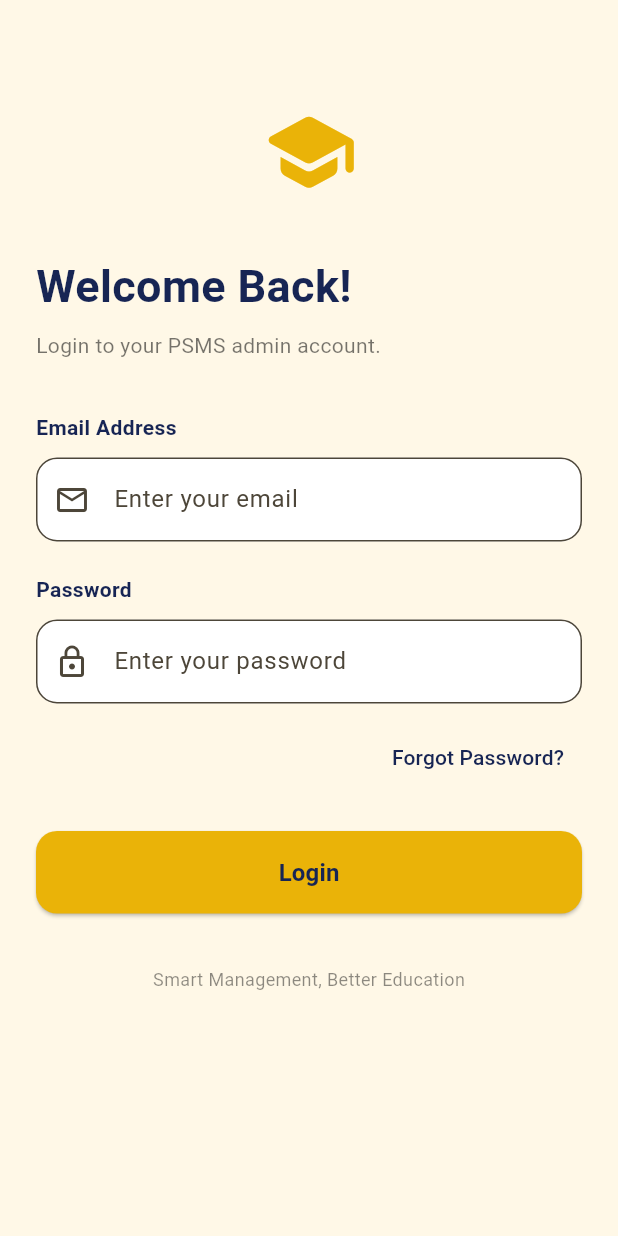
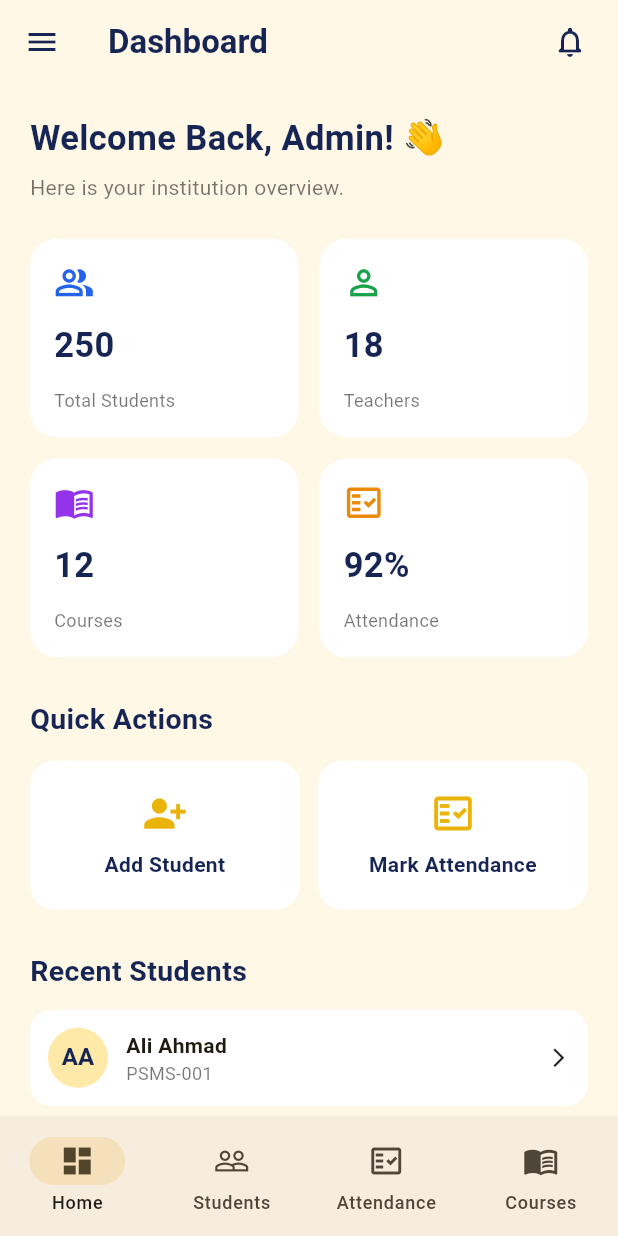
Before and after one commit to faraaz-ahmmed/professional-student-management-system, a Flutter app: the screen it shows after launch, after a tap on "Login", on a phone screen of 412 x 824 dp. Run offline on Flutter 3.47's test engine with Material 3 defaults, Android fonts, the phone set to English and light mode, and no system bars.

Commit message:
dashbord_screen add

```diff
--- a/lib/views/auth/login_screen.dart
+++ b/lib/views/auth/login_screen.dart
@@ -1,9 +1,17 @@
 
 import 'package:flutter/material.dart';
 import '../../core/theme/app_theme.dart';
+import '../dashboard/dashboard_screen.dart';
 
-class LoginScreen extends StatelessWidget {
+class LoginScreen extends StatefulWidget {
   const LoginScreen({super.key});
+
+  @override
+  State<LoginScreen> createState() => _LoginScreenState();
+}
+
+class _LoginScreenState extends State<LoginScreen> {
+  bool obscurePassword = true;
 
   @override
   Widget build(BuildContext context) {
@@ -18,7 +26,7 @@ class LoginScreen extends StatelessWidget {
               const Center(
                 child: Icon(
                   Icons.school_rounded,
-                  size: 65,
+                  size: 70,
                   color: AppTheme.primary,
                 ),
               ),
@@ -37,7 +45,6 @@ class LoginScreen extends StatelessWidget {
                 style: TextStyle(color: Colors.black54),
               ),
               const SizedBox(height: 35),
-
               const Text(
                 'Email Address',
                 style: TextStyle(
@@ -56,7 +63,6 @@ class LoginScreen extends StatelessWidget {
                   ),
                 ),
               ),
-
               const SizedBox(height: 22),
               const Text(
                 'Password',
@@ -67,16 +73,24 @@ class LoginScreen extends StatelessWidget {
               ),
               const SizedBox(height: 10),
               TextField(
-                obscureText: true,
+                obscureText: obscurePassword,
                 decoration: InputDecoration(
                   hintText: 'Enter your password',
                   prefixIcon: const Icon(Icons.lock_outline),
-                  border: OutlineInputBorder(
-                    borderRadius: BorderRadius.circular(14),
+                  suffixIcon: IconButton(
+                    onPressed: () {
+                      setState(() {
+                        obscurePassword = !obscurePassword;
+                      });
+                    },
+                    icon: Icon(
+                      obscurePassword
+                          ? Icons.visibility_off_outlined
+                          : Icons.visibility_outlined,
+                    ),
                   ),
                 ),
               ),
-
               const SizedBox(height: 12),
               Align(
                 alignment: Alignment.centerRight,
@@ -88,13 +102,19 @@ class LoginScreen extends StatelessWidget {
                   ),
                 ),
               ),
-
               const SizedBox(height: 25),
               SizedBox(
                 width: double.infinity,
                 height: 55,
                 child: ElevatedButton(
-                  onPressed: () {},
+                  onPressed: () {
+                    Navigator.pushReplacement(
+                      context,
+                      MaterialPageRoute(
+                        builder: (_) => const DashboardScreen(),
+                      ),
+                    );
+                  },
                   style: ElevatedButton.styleFrom(
                     backgroundColor: AppTheme.primary,
                     foregroundColor: AppTheme.navy,
--- /dev/null
+++ b/lib/views/dashboard/dashboard_screen.dart
@@ -0,0 +1,411 @@
+
+import 'package:flutter/material.dart';
+import '../../core/theme/app_theme.dart';
+
+class DashboardScreen extends StatefulWidget {
+  const DashboardScreen({super.key});
+
+  @override
+  State<DashboardScreen> createState() => _DashboardScreenState();
+}
+
+class _DashboardScreenState extends State<DashboardScreen> {
+  int selectedIndex = 0;
+
+  final List<String> titles = [
+    'Dashboard',
+    'Students',
+    'Attendance',
+    'Courses',
+    'Reports',
+  ];
+
+  @override
+  Widget build(BuildContext context) {
+    return Scaffold(
+      appBar: AppBar(
+        title: Text(
+          titles[selectedIndex],
+          style: const TextStyle(fontWeight: FontWeight.bold),
+        ),
+        actions: [
+          IconButton(
+            onPressed: () {},
+            icon: const Icon(Icons.notifications_none_rounded),
+          ),
+          const SizedBox(width: 8),
+        ],
+      ),
+      drawer: Drawer(
+        child: SafeArea(
+          child: Column(
+            children: [
+              Container(
+                width: double.infinity,
+                padding: const EdgeInsets.all(24),
+                color: AppTheme.navy,
+                child: const Column(
+                  crossAxisAlignment: CrossAxisAlignment.start,
+                  children: [
+                    CircleAvatar(
+                      radius: 30,
+                      backgroundColor: Colors.white,
+                      child: Icon(
+                        Icons.person,
+                        size: 35,
+                        color: AppTheme.navy,
+                      ),
+                    ),
+                    SizedBox(height: 12),
+                    Text(
+                      'PSMS Admin',
+                      style: TextStyle(
+                        color: Colors.white,
+                        fontSize: 19,
+                        fontWeight: FontWeight.bold,
+                      ),
+                    ),
+                    Text(
+                      'Administrator',
+                      style: TextStyle(color: Colors.white70),
+                    ),
+                  ],
+                ),
+              ),
+              for (int i = 0; i < titles.length; i++)
+                ListTile(
+                  leading: Icon(_icons[i]),
+                  title: Text(titles[i]),
+                  selected: selectedIndex == i,
+                  onTap: () {
+                    setState(() => selectedIndex = i);
+                    Navigator.pop(context);
+                  },
+                ),
+              const Spacer(),
+              const Divider(),
+              ListTile(
+                leading: const Icon(Icons.settings_outlined),
+                title: const Text('Settings'),
+                onTap: () {},
+              ),
+            ],
+          ),
+        ),
+      ),
+      body: selectedIndex == 0
+          ? _buildDashboard()
+          : Center(
+              child: Text(
+                '${titles[selectedIndex]} Screen',
+                style: const TextStyle(
+                  fontSize: 22,
+                  fontWeight: FontWeight.bold,
+                  color: AppTheme.navy,
+                ),
+              ),
+            ),
+      bottomNavigationBar: NavigationBar(
+        selectedIndex: selectedIndex,
+        onDestinationSelected: (index) {
+          setState(() => selectedIndex = index);
+        },
+        destinations: const [
+          NavigationDestination(
+            icon: Icon(Icons.dashboard_outlined),
+            selectedIcon: Icon(Icons.dashboard),
+            label: 'Home',
+          ),
+          NavigationDestination(
+            icon: Icon(Icons.people_outline),
+            selectedIcon: Icon(Icons.people),
+            label: 'Students',
+          ),
+          NavigationDestination(
+            icon: Icon(Icons.fact_check_outlined),
+            selectedIcon: Icon(Icons.fact_check),
+            label: 'Attendance',
+          ),
+          NavigationDestination(
+            icon: Icon(Icons.menu_book_outlined),
+            selectedIcon: Icon(Icons.menu_book),
+            label: 'Courses',
+          ),
+        ],
+      ),
+    );
+  }
+
+  final List<IconData> _icons = [
+    Icons.dashboard_outlined,
+    Icons.people_outline,
+    Icons.fact_check_outlined,
+    Icons.menu_book_outlined,
+    Icons.bar_chart_outlined,
+  ];
+
+  Widget _buildDashboard() {
+    return SingleChildScrollView(
+      padding: const EdgeInsets.all(20),
+      child: Column(
+        crossAxisAlignment: CrossAxisAlignment.start,
+        children: [
+          const Text(
+            'Welcome Back, Admin! 👋',
+            style: TextStyle(
+              fontSize: 23,
+              fontWeight: FontWeight.bold,
+              color: AppTheme.navy,
+            ),
+          ),
+          const SizedBox(height: 6),
+          const Text(
+            'Here is your institution overview.',
+            style: TextStyle(color: Colors.black54),
+          ),
+          const SizedBox(height: 24),
+
+          GridView.count(
+            crossAxisCount: 2,
+            shrinkWrap: true,
+            physics: const NeverScrollableScrollPhysics(),
+            crossAxisSpacing: 14,
+            mainAxisSpacing: 14,
+            childAspectRatio: 1.35,
+            children: const [
+              _StatCard(
+                title: 'Total Students',
+                value: '250',
+                icon: Icons.people_alt_outlined,
+                color: Color(0xFF2563EB),
+              ),
+              _StatCard(
+                title: 'Teachers',
+                value: '18',
+                icon: Icons.person_outline,
+                color: Color(0xFF16A34A),
+              ),
+              _StatCard(
+                title: 'Courses',
+                value: '12',
+                icon: Icons.menu_book_outlined,
+                color: Color(0xFF9333EA),
+              ),
+              _StatCard(
+                title: 'Attendance',
+                value: '92%',
+                icon: Icons.fact_check_outlined,
+                color: Color(0xFFEA8A08),
+              ),
+            ],
+          ),
+
+          const SizedBox(height: 28),
+          const Text(
+            'Quick Actions',
+            style: TextStyle(
+              fontSize: 19,
+              fontWeight: FontWeight.bold,
+              color: AppTheme.navy,
+            ),
+          ),
+          const SizedBox(height: 14),
+
+          Row(
+            children: [
+              Expanded(
+                child: _ActionCard(
+                  icon: Icons.person_add_alt_1,
+                  title: 'Add Student',
+                  onTap: () {},
+                ),
+              ),
+              const SizedBox(width: 12),
+              Expanded(
+                child: _ActionCard(
+                  icon: Icons.fact_check_outlined,
+                  title: 'Mark Attendance',
+                  onTap: () {},
+                ),
+              ),
+            ],
+          ),
+
+          const SizedBox(height: 28),
+          const Text(
+            'Recent Students',
+            style: TextStyle(
+              fontSize: 19,
+              fontWeight: FontWeight.bold,
+              color: AppTheme.navy,
+            ),
+          ),
+          const SizedBox(height: 12),
+
+          const _StudentTile(
+            name: 'Ali Ahmad',
+            rollNo: 'PSMS-001',
+            initials: 'AA',
+          ),
+          const _StudentTile(
+            name: 'Ahmed Khan',
+            rollNo: 'PSMS-002',
+            initials: 'AK',
+          ),
+          const _StudentTile(
+            name: 'Sara Malik',
+            rollNo: 'PSMS-003',
+            initials: 'SM',
+          ),
+          const SizedBox(height: 20),
+        ],
+      ),
+    );
+  }
+}
+
+class _StatCard extends StatelessWidget {
+  final String title;
+  final String value;
+  final IconData icon;
+  final Color color;
+
+  const _StatCard({
+    required this.title,
+    required this.value,
+    required this.icon,
+    required this.color,
+  });
+
+  @override
+  Widget build(BuildContext context) {
+    return Container(
+      padding: const EdgeInsets.all(16),
+      decoration: BoxDecoration(
+        color: Colors.white,
+        borderRadius: BorderRadius.circular(18),
+      ),
+      child: Column(
+        crossAxisAlignment: CrossAxisAlignment.start,
+        mainAxisAlignment: MainAxisAlignment.spaceBetween,
+        children: [
+          Icon(icon, color: color, size: 27),
+          Text(
+            value,
+            style: const TextStyle(
+              fontSize: 23,
+              fontWeight: FontWeight.bold,
+              color: AppTheme.navy,
+            ),
+          ),
+          Text(
+            title,
+            style: const TextStyle(
+              fontSize: 12,
+              color: Colors.black54,
+            ),
+          ),
+        ],
+      ),
+    );
+  }
+}
+
+class _ActionCard extends StatelessWidget {
+  final IconData icon;
+  final String title;
+  final VoidCallback onTap;
+
+  const _ActionCard({
+    required this.icon,
+    required this.title,
+    required this.onTap,
+  });
+
+  @override
+  Widget build(BuildContext context) {
+    return InkWell(
+      onTap: onTap,
+      borderRadius: BorderRadius.circular(16),
+      child: Container(
+        padding: const EdgeInsets.symmetric(vertical: 20),
+        decoration: BoxDecoration(
+          color: Colors.white,
+          borderRadius: BorderRadius.circular(16),
+        ),
+        child: Column(
+          children: [
+            Icon(icon, color: AppTheme.primary, size: 30),
+            const SizedBox(height: 9),
+            Text(
+              title,
+              textAlign: TextAlign.center,
+              style: const TextStyle(
+                fontWeight: FontWeight.w600,
+                color: AppTheme.navy,
+              ),
+            ),
+          ],
+        ),
+      ),
+    );
+  }
+}
+
+class _StudentTile extends StatelessWidget {
+  final String name;
+  final String rollNo;
+  final String initials;
+
+  const _StudentTile({
+    required this.name,
+    required this.rollNo,
+    required this.initials,
+  });
+
+  @override
+  Widget build(BuildContext context) {
+    return Container(
+      margin: const EdgeInsets.only(bottom: 10),
+      padding: const EdgeInsets.all(12),
+      decoration: BoxDecoration(
+        color: Colors.white,
+        borderRadius: BorderRadius.circular(14),
+      ),
+      child: Row(
+        children: [
+          CircleAvatar(
+            backgroundColor: const Color(0xFFFFE9A8),
+            child: Text(
+              initials,
+              style: const TextStyle(
+                color: AppTheme.navy,
+                fontWeight: FontWeight.bold,
+              ),
+            ),
+          ),
+          const SizedBox(width: 12),
+          Expanded(
+            child: Column(
+              crossAxisAlignment: CrossAxisAlignment.start,
+              children: [
+                Text(
+                  name,
+                  style: const TextStyle(fontWeight: FontWeight.bold),
+                ),
+                Text(
+                  rollNo,
+                  style: const TextStyle(
+                    color: Colors.black54,
+                    fontSize: 12,
+                  ),
+                ),
+              ],
+            ),
+          ),
+          const Icon(Icons.arrow_forward_ios, size: 15),
+        ],
+      ),
+    );
+  }
+}
```
Also changed, not shown: 6 other files.
